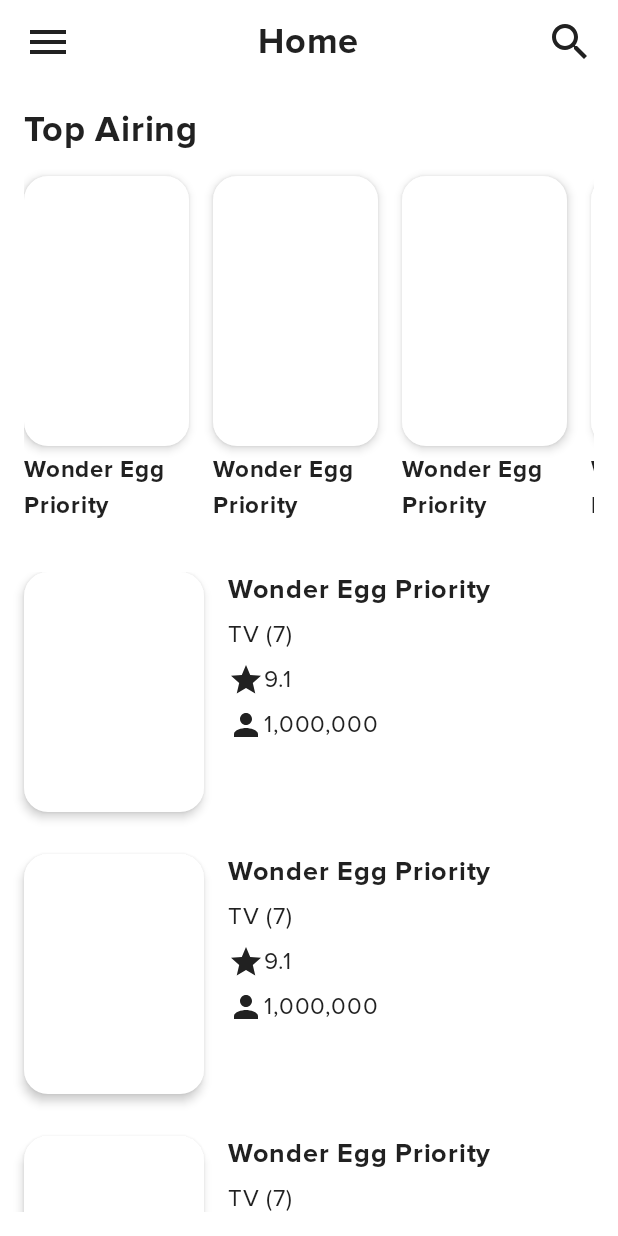
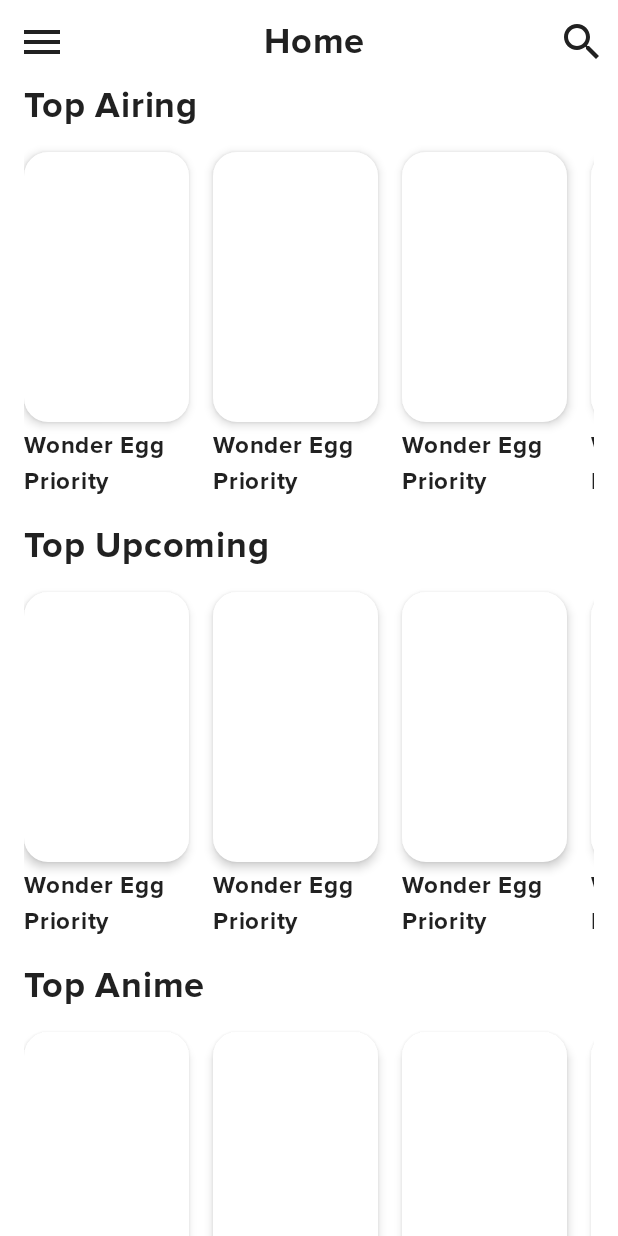
Before and after one commit to lexwilliam/Risuto, an Android app built with Jetpack Compose: the composable HomeContent called with sample values from the repository, on a phone screen of 412 x 824 dp. Run offline under Robolectric (Android 15) with nearby library versions, the phone set to English and light mode, and no system bars; 2 statements that could not run were skipped.

Commit message:
construct viewmodel with stateflow

```diff
--- a/app/src/main/AndroidManifest.xml
+++ b/app/src/main/AndroidManifest.xml
@@ -14,7 +14,7 @@
         android:supportsRtl="true"
         android:theme="@style/Theme.Risuto">
         <activity
-            android:name=".presentation.HomeActivity"
+            android:name=".presentation.MainActivity"
             android:exported="true"
             android:label="@string/app_name"
             android:theme="@style/Theme.Risuto.NoActionBar">
--- a/app/src/main/java/com/example/risuto/presentation/HomeActivity.kt
+++ b/app/src/main/java/com/example/risuto/presentation/MainActivity.kt
@@ -6,16 +6,12 @@ import androidx.activity.viewModels
 import androidx.appcompat.app.AppCompatActivity
 import androidx.compose.foundation.ExperimentalFoundationApi
 import androidx.compose.material.Surface
-import com.chun2maru.risutomvvm.presentation.viewmodel.ListViewModel
-import com.example.risuto.presentation.ui.home.HomeContent
-import com.example.risuto.presentation.ui.home.HomeScreen
+import com.example.risuto.presentation.ui.home.HomeViewModel
 import com.example.risuto.ui.theme.RisutoTheme
 import dagger.hilt.android.AndroidEntryPoint
 
 @AndroidEntryPoint
-class HomeActivity : AppCompatActivity() {
-
-    val listViewModel by viewModels<ListViewModel>()
+class MainActivity : AppCompatActivity() {
 
     @ExperimentalFoundationApi
     override fun onCreate(savedInstanceState: Bundle?) {
@@ -23,10 +19,7 @@ class HomeActivity : AppCompatActivity() {
         setContent {
             RisutoTheme {
                 Surface {
-                    HomeContent(topAnime = listViewModel.topAiringAnime,
-                        searchAnime = listViewModel.searchAnime,
-                        onTopAnime = listViewModel::onTopAiringAnime,
-                        onSearchAnime = listViewModel::onSearchAnime)
+                    RisutoApp()
                 }
             }
         }
--- a/app/src/main/java/com/example/risuto/presentation/ui/component/Row.kt
+++ b/app/src/main/java/com/example/risuto/presentation/ui/component/Row.kt
@@ -7,8 +7,10 @@ import androidx.compose.material.Icon
 import androidx.compose.material.Text
 import androidx.compose.material.icons.Icons
 import androidx.compose.material.icons.filled.Person
+import androidx.compose.material.icons.filled.Search
 import androidx.compose.material.icons.filled.Star
 import androidx.compose.runtime.Composable
+import androidx.compose.ui.Alignment
 import androidx.compose.ui.Modifier
 import androidx.compose.ui.text.font.FontWeight
 import androidx.compose.ui.tooling.preview.Preview
--- a/app/src/main/java/com/example/risuto/presentation/ui/home/HomeScreen.kt
+++ b/app/src/main/java/com/example/risuto/presentation/ui/home/HomeScreen.kt
@@ -1,61 +1,103 @@
 package com.example.risuto.presentation.ui.home
 
-import androidx.compose.foundation.ExperimentalFoundationApi
+import androidx.compose.foundation.background
 import androidx.compose.foundation.layout.*
+import androidx.compose.foundation.rememberScrollState
+import androidx.compose.foundation.verticalScroll
 import androidx.compose.material.*
+import androidx.compose.material.icons.Icons
+import androidx.compose.material.icons.filled.Menu
+import androidx.compose.material.icons.filled.Search
 import androidx.compose.runtime.Composable
+import androidx.compose.runtime.collectAsState
+import androidx.compose.runtime.getValue
+import androidx.compose.ui.Alignment
 import androidx.compose.ui.Modifier
+import androidx.compose.ui.graphics.Color
 import androidx.compose.ui.text.font.FontWeight
 import androidx.compose.ui.tooling.preview.Preview
 import androidx.compose.ui.unit.dp
 import androidx.compose.ui.unit.sp
+import androidx.lifecycle.viewmodel.compose.viewModel
 import com.example.risuto.presentation.model.GridStylePresentation
-import com.example.risuto.presentation.model.RowStylePresentation
 import com.example.risuto.presentation.ui.component.*
 import com.example.risuto.presentation.util.generateFakeGridItemList
 
-@ExperimentalFoundationApi
 @Composable
-fun HomeScreen() {
-//    HomeContent(
-//        topAnime = listViewModel.topAiringAnime,
-//        searchAnime = listViewModel.searchAnime,
-//        onTopAnime = listViewModel::onTopAiringAnime,
-//        onSearchAnime = listViewModel::onSearchAnime
-//    )
+fun HomeScreen(
+    viewModel: HomeViewModel = viewModel()
+) {
+    val viewState by viewModel.state.collectAsState()
+    HomeContent(
+        topAiringAnime = viewState.topAiringAnime,
+        topAnime = viewState.topAnime,
+        topUpcomingAnime = viewState.topUpcomingAnime
+    )
 }
 
-@ExperimentalFoundationApi
 @Composable
 fun HomeContent(
+    topAiringAnime: List<GridStylePresentation>,
     topAnime: List<GridStylePresentation>,
-    searchAnime: List<RowStylePresentation>,
-    onTopAnime: (Int, String) -> Unit,
-    onSearchAnime: (String) -> Unit
+    topUpcomingAnime: List<GridStylePresentation>
 ) {
-    onTopAnime(1, "airing")
-    onSearchAnime("Wonder Egg Priority")
-    Column(modifier = Modifier.fillMaxSize()) {
+    val state = rememberScrollState()
+    Column(
+        Modifier.verticalScroll(state)
+    ) {
         HomeToolBar()
-        TypeVerticalGridRow(title = "Top Airing", items = topAnime)
-        RowItemList(items = searchAnime)
+        PosterGridStyle(title = "Top Airing", items = topAiringAnime)
+        PosterGridStyle(title = "Top Upcoming", items = topUpcomingAnime)
+        PosterGridStyle(title = "Top Anime", items = topAnime)
     }
 }
 
 @Composable
 fun HomeToolBar() {
-    Toolbar(title = "Home", navIcon = NavIcon.Menu, action = ActionIcon.Search)
+    Row(
+        modifier = Modifier
+            .fillMaxWidth()
+            .height(56.dp)
+            .background(Color.White),
+        horizontalArrangement = Arrangement.Center,
+        verticalAlignment = Alignment.CenterVertically
+    ) {
+        Surface(
+            modifier = Modifier.padding(4.dp)
+        ) {
+            IconButton(onClick = {  }) {
+                Icon(Icons.Filled.Menu, contentDescription = null, modifier = Modifier.size(32.dp))
+            }
+        }
+        Text(
+            text = "Home",
+            modifier = Modifier.padding(horizontal = 120.dp),
+            fontWeight = FontWeight.Bold,
+            fontSize = 24.sp
+        )
+        Surface(
+            modifier = Modifier.padding(4.dp)
+        ) {
+            IconButton(onClick = { }) {
+                Icon(
+                    Icons.Filled.Search,
+                    contentDescription = null,
+                    modifier = Modifier.size(32.dp)
+                )
+            }
+        }
+    }
 }
 
 @Composable
-fun TypeVerticalGridRow(
+fun PosterGridStyle(
     title: String,
     items: List<GridStylePresentation>
 ) {
     Column(modifier = Modifier.fillMaxWidth()) {
         Text(
             modifier = Modifier
-                .padding(start = 16.dp, top = 16.dp),
+                .padding(start = 16.dp),
             text = title,
             fontWeight = FontWeight.Bold,
             fontSize = 24.sp,
@@ -64,14 +106,14 @@ fun TypeVerticalGridRow(
     }
 }
 
-@Preview
-@Composable
-fun ToolbarPreview() {
-    HomeToolBar()
-}
+//@Preview
+//@Composable
+//fun ToolbarPreview() {
+//    HomeToolBar(navController = )
+//}
 
 @Preview
 @Composable
 fun TypeVerticalGridListPreview(){
-    TypeVerticalGridRow(title = "Top Airing", items = generateFakeGridItemList())
+    PosterGridStyle(title = "Top Airing", items = generateFakeGridItemList())
 }
```
Also changed, not shown: app/build.gradle (+9 -4 lines), app/src/main/java/com/example/risuto/presentation/RisutoApp.kt (added, +25 -0 lines), app/src/main/java/com/example/risuto/presentation/ui/component/Toolbar.kt (+0 -21 lines), app/src/main/java/com/example/risuto/presentation/ui/home/HomeViewModel.kt (added, +94 -0 lines), app/src/main/java/com/example/risuto/presentation/ui/search/SearchScreen.kt (+75 -6 lines), app/src/main/java/com/example/risuto/presentation/ui/search/SearchViewModel.kt (renamed from app/src/main/java/com/example/risuto/presentation/viewmodel/ListViewModel.kt, +5 -20 lines), app/src/main/java/com/example/risuto/presentation/viewmodel/DetailViewModel.kt (deleted, +0 -22 lines).
